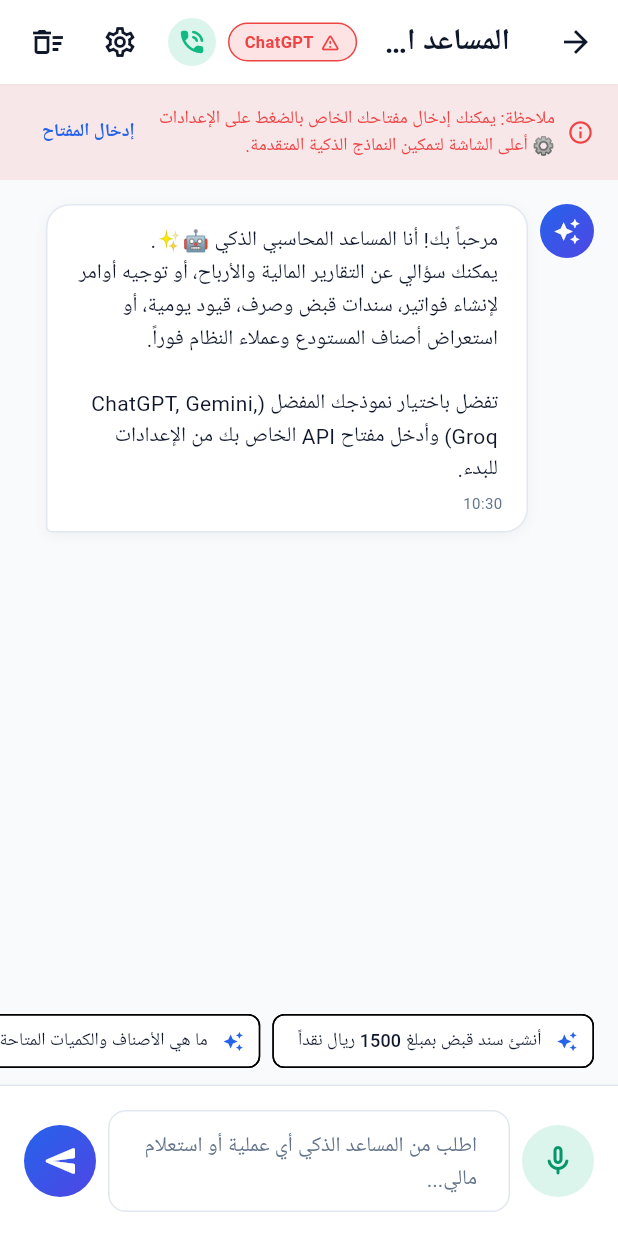
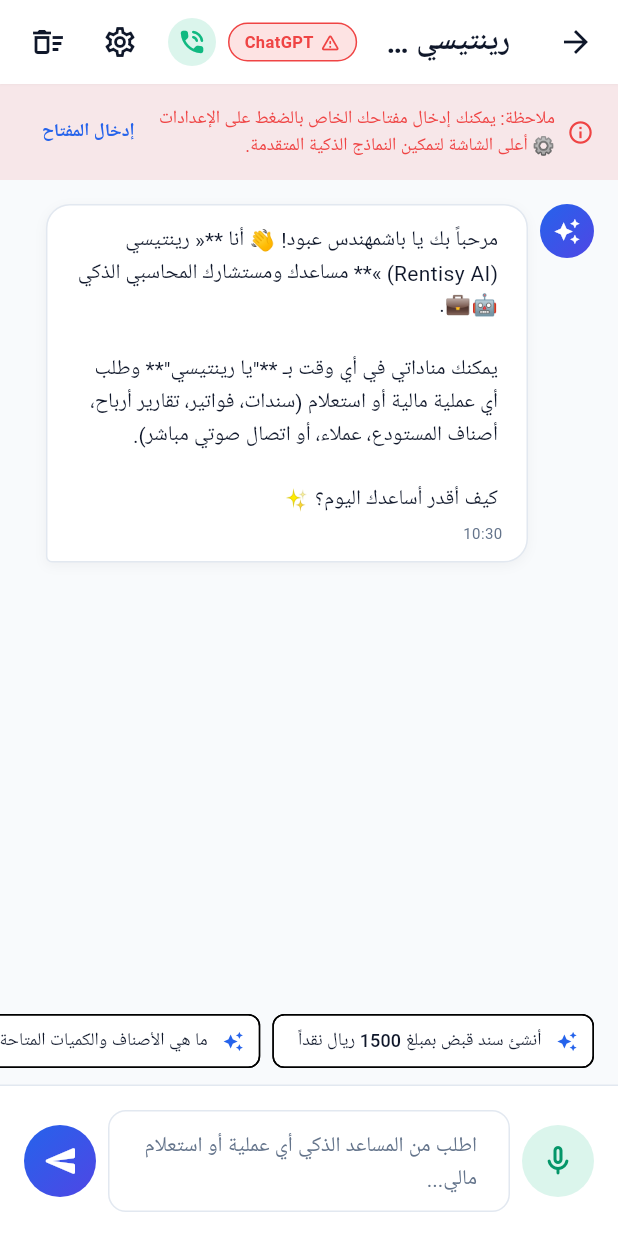
Before and after one commit to Eng-Ma/rentisy, a Flutter app: the AiAssistantScreen screen opened directly, on a phone screen of 412 x 824 dp. Run offline on Flutter 3.47's test engine with Material 3 defaults, Android fonts, the phone set to English and light mode, and no system bars; our stand-ins replace flutter_tts, google_fonts, shared_preferences, speech_to_text; accounts and stored records are empty; Roboto replaces fonts that are missing (Cairo).

Commit message:
feat(ai): personalized Rentisy identity & wake word detection (يا رينتيسي / رينتي)

```diff
--- a/flutter_app/lib/features/ai_assistant/providers/ai_assistant_provider.dart
+++ b/flutter_app/lib/features/ai_assistant/providers/ai_assistant_provider.dart
@@ -59,7 +59,7 @@ class AiAssistantProvider extends ChangeNotifier {
         AiMessage(
           id: 'welcome',
           sender: MessageSender.assistant,
-          text: 'مرحباً بك! أنا المساعد المحاسبي الذكي 🤖✨.\nيمكنك سؤالي عن التقارير المالية والأرباح، أو توجيه أوامر لإنشاء فواتير، سندات قبض وصرف، قيود يومية، أو استعراض أصناف المستودع وعملاء النظام فوراً.\n\nتفضل باختيار نموذجك المفضل (ChatGPT, Gemini, Groq) وأدخل مفتاح API الخاص بك من الإعدادات للبدء.',
+          text: 'مرحباً بك يا باشمهندس عبود! 👋 أنا **« رينتيسي (Rentisy AI) »** مساعدك ومستشارك المحاسبي الذكي 🤖💼.\n\nيمكنك مناداتي في أي وقت بـ **"يا رينتيسي"** وطلب أي عملية مالية أو استعلام (سندات، فواتير، تقارير أرباح، أصناف المستودع، عملاء، أو اتصال صوتي مباشر).\n\nكيف أقدر أساعدك اليوم؟ ✨',
           timestamp: DateTime.now(),
         ),
       );
--- a/flutter_app/lib/features/ai_assistant/screens/ai_assistant_screen.dart
+++ b/flutter_app/lib/features/ai_assistant/screens/ai_assistant_screen.dart
@@ -128,7 +128,7 @@ class _AiAssistantScreenState extends State<AiAssistantScreen> {
 
     return Scaffold(
       appBar: CustomAppBar(
-        title: 'المساعد المحاسبي الذكي (AI Agent)',
+        title: 'رينتيسي | المساعد المحاسبي الذكي',
         actions: [
           // Active Provider Badge & Settings
           InkWell(
--- a/flutter_app/lib/features/ai_assistant/services/ai_service.dart
+++ b/flutter_app/lib/features/ai_assistant/services/ai_service.dart
@@ -480,42 +480,46 @@ class AiService {
     // -------------------------------------------------------------
     // -1. FAST-PATH CONVERSATIONAL CHIT-CHAT & GREETINGS (كلام عادي / ترحيب / شكر)
     // -------------------------------------------------------------
-    final cleanP = p.replaceAll(RegExp(r'[^\u0621-\u064A\sa-zA-Z0-9]'), '').trim();
+    // Wake Word / Calling Assistant Name (بصمة رينتيسي الخاصة)
+    if (RegExp(r'^(يا رينتيسي|رينتيسي|يا رينتي|رينتي|يا سند|يا محاسب|يا عبود|rentisy|يا خوي)$').hasMatch(cleanP)) {
+      return _msg('هلا وغلا يا باشمهندس عبود! معك **رينتيسي**، عيوني لك ومستمع لكل أوامرك. شو حابب نسوي في الحسابات، السندات، أو المستودع اليوم؟ ✨', []);
+    }
 
     // Pure Greetings
     if (RegExp(r'^(مرحبا|مرحباً|هلا|اهلين|أهلين|أهلا|أهلاً|السلام عليكم|سلام عليكم|صباح الخير|مساء الخير|هاي|hello|hi)$').hasMatch(cleanP)) {
-      return _msg('أهلاً وسهلاً بك! 👋 كيف أقدر أساعدك اليوم في إدارة حساباتك، سنداتك، أو مستودعاتك؟', []);
+      return _msg('أهلاً وسهلاً بك يا باشمهندس عبود! معك رينتيسي 👋 كيف أقدر أساعدك اليوم في إدارة حساباتك، سنداتك، أو مستودعاتك؟', []);
     }
 
     // Status / How are you
     if (RegExp(r'^(كيفك|كيف حالك|شخبارك|شو اخبارك|شو أخبارك|شلونك|عساك بخير|كيف الامور|تمام|تمام الحمد لله)$').hasMatch(cleanP)) {
-      return _msg('الحمد لله بأفضل حال وجاهز لخدمتك! ⚡ اطلب مني أي عملية مالية أو استعلام وأنا في الخدمة.', []);
+      return _msg('الحمد لله بأفضل حال وجاهز لخدمتك يا غالي! ⚡ اطلب مني أي عملية مالية أو استعلام وأنا في الخدمة.', []);
     }
 
     // Gratitude / Compliments
     if (RegExp(r'^(شكرا|شكراً|مشكور|تسلم|يسلمو|يعطيك العافية|الله يعطيك العافية|كفو|ممتاز|رائع|عاشت ايدك|تسلم ايدك|بارك الله فيك)$').hasMatch(cleanP)) {
-      return _msg('العفو دائماً في خدمتك! ✨ هل تحتاج مساعدة في أي عملية أخرى؟', []);
+      return _msg('العفو ودائماً في خدمتك يا باشمهندس! ✨ هل تحب نعمل أي عملية أخرى؟', []);
     }
 
     // Identity / Capabilities
-    if (RegExp(r'^(مين انت|من أنت|شو بتعمل|ايش تسوي|شو وظيفتك|شو بتعرف تسوي|شو قدراتك|عرفني عليك|من انت)$').hasMatch(cleanP) ||
-        p == 'من أنت؟' || p == 'مين انت؟' || p == 'شو بتعرف تعمل؟') {
+    if (RegExp(r'^(مين انت|من أنت|شو بتعمل|ايش تسوي|شو وظيفتك|شو بتعرف تسوي|شو قدراتك|عرفني عليك|من انت|شو اسمك|ايش اسمك)$').hasMatch(cleanP) ||
+        p == 'من أنت؟' || p == 'مين انت؟' || p == 'شو بتعرف تعمل؟' || p == 'شو اسمك؟') {
       return _msg('''
-أنا **المساعد المحاسبي الذكي** لنظامك المالي 🤖💼.
-أستطيع مساعدتك في:
+أنا **« رينتيسي (Rentisy AI) »** — مساعدك ومستشارك المحاسبي الذكي المخصص لك يا باشمهندس عبود 🤖💼.
+
+أنا جاهز ومستمع لك بالصوت والكتابة لتنفيذ:
 • إنشاء وتعديل وحذف سندات القبض والصرف الفورية.
-• إدارة الفواتير والمبيعات والمشتريات.
+• إدارة الفواتير والمبيعات والمشتريات وتحديث المخزون.
 • إضافة العملاء والموردين والأصناف في المستودع.
-• استعراض التقارير المالية، الأرباح، رصيد الصندوق والديون.
+• استعراض التقارير المالية، الأرباح اللحظية، رصيد الصندوق والديون.
 • تنفيذ استعلامات SQL والبحث الشامل في كل الجداول.
 
-تحدث معي بأي أسلوب تريده وسأنفذ المطلوب فوراً!
+تقدر تناديني في أي وقت بـ **"يا رينتيسي"** أو **"رينتي"** وسأنفذ كل أوامرك فوراً!
 ''', []);
     }
 
     // Casual acknowledgements (e.g. "أوك", "طيب", "تمام")
     if (RegExp(r'^(اوك|أوك|اوكي|أوكي|طيب|حلو|ماشي|تمام يا غالي|اوك شكرا)$').hasMatch(cleanP)) {
-      return _msg('تحت أمرك في أي وقت! جاهز لأي أمر محاسبي جديد. 👍', []);
+      return _msg('تحت أمرك في أي وقت يا باشمهندس! جاهز لأي أمر محاسبي جديد. 👍', []);
     }
 
     // -------------------------------------------------------------
```
Also changed, not shown: 1 other file.
